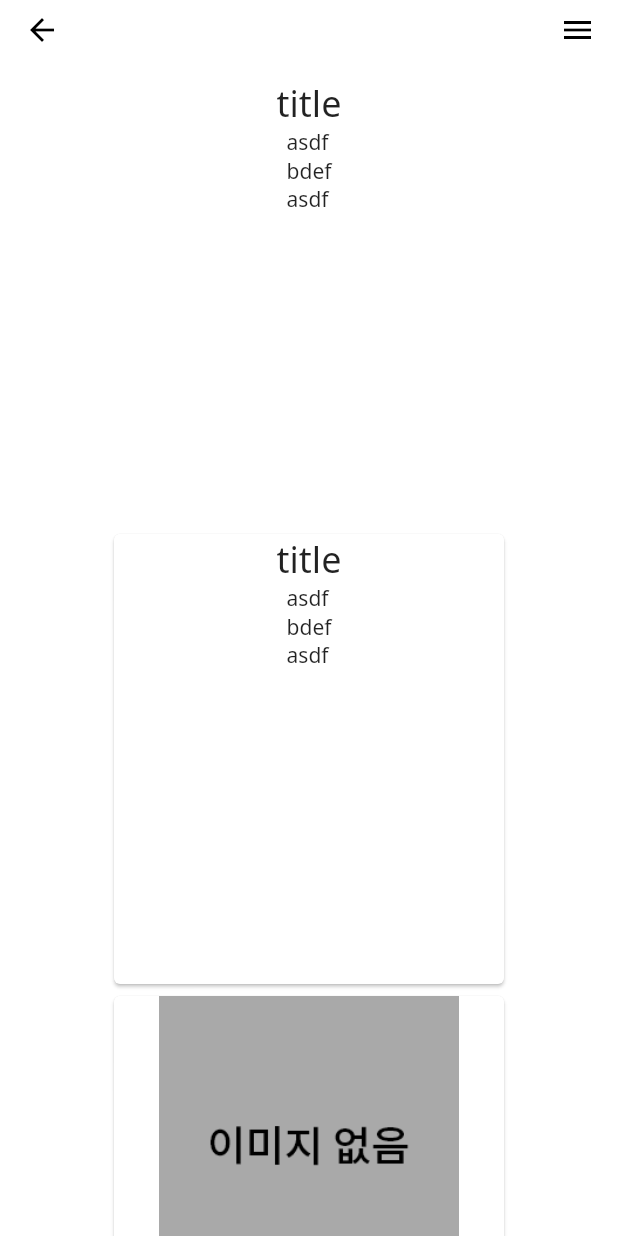
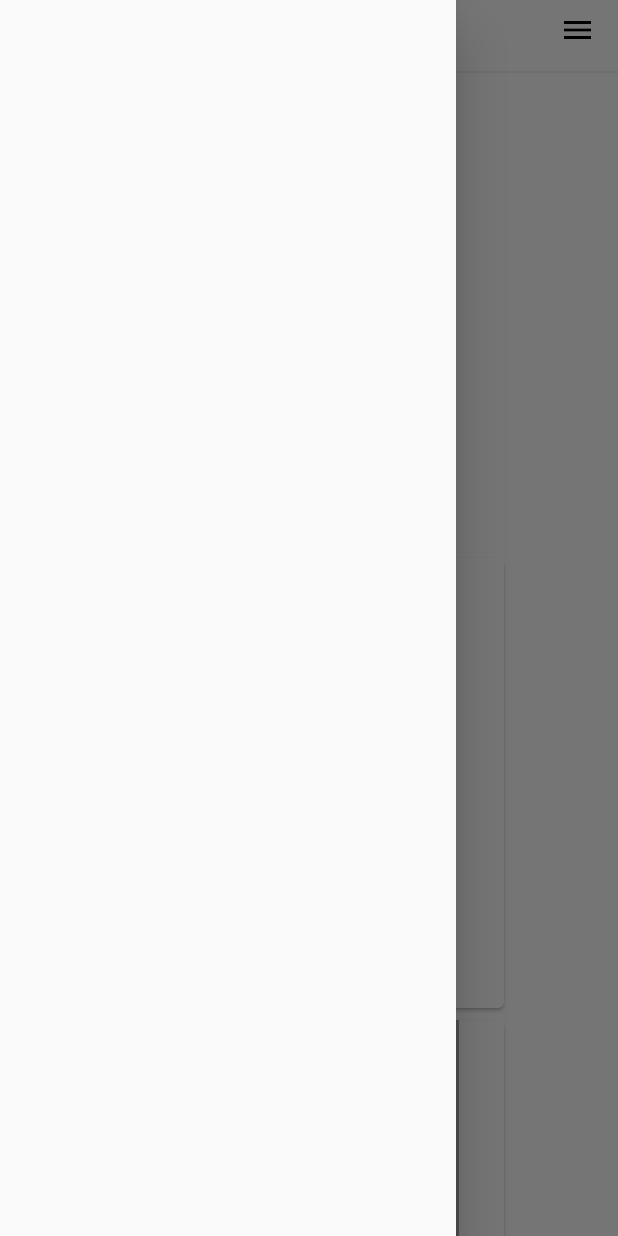
Before and after one commit to n7484443/cyoap_flutter, a Flutter app: the ViewMake screen opened by its route, with the side drawer open (before the commit the screen has no drawer), on a phone screen of 412 x 824 dp. Run offline on Flutter 3.47's test engine with Material 2 defaults, Android fonts, the phone set to English and light mode, and no system bars; drawn by our look-alikes of auto_size_text; our stand-ins replace file_picker, get, google_fonts, permission_handler, shared_preferences, url_launcher_web; missing offline and left inert: shared_preferences_web, zefyrka; accounts and stored records are empty.

Commit message:
-view_choice_grid로 분리

```diff
--- /dev/null
+++ b/lib/view/view_choice_grid.dart
@@ -0,0 +1,41 @@
+import 'package:flutter/material.dart';
+import 'package:get/get.dart';
+import '../viewModel/vm_platform.dart';
+
+class ChoiceSetGrid extends StatelessWidget {
+  const ChoiceSetGrid({Key? key}) : super(key: key);
+
+  @override
+  Widget build(BuildContext context) {
+    final vmPlatform = Get.put(VMPlatform());
+    vmPlatform.updateWidgetList();
+    return GetBuilder<VMPlatform>(
+      builder: (_) => ListView.builder(
+        shrinkWrap: true,
+        itemCount: vmPlatform.widgetList.length,
+        itemBuilder: (BuildContext context, int i) {
+          return Column(
+            children: [
+              Divider(),
+              Padding(
+                padding: const EdgeInsets.only(
+                  top: 12,
+                  bottom: 12,
+                ),
+                child: Wrap(
+                  alignment: WrapAlignment.center,
+                  children: List<Widget>.generate(
+                    vmPlatform.widgetList[i].length,
+                        (int j) {
+                      return vmPlatform.widgetList[i][j];
+                    },
+                  ),
+                ),
+              ),
+            ],
+          );
+        },
+      ),
+    );
+  }
+}
--- a/lib/view/view_editor.dart
+++ b/lib/view/view_editor.dart
@@ -50,12 +50,11 @@ class ViewEditor extends StatelessWidget {
               padding: EdgeInsets.zero,
             ),
           ),
-          VerticalDivider(
+          const VerticalDivider(
             width: 1,
             thickness: 1,
           ),
-          Expanded(
-            child: Scaffold(
+          Scaffold(
             appBar: PreferredSize(
               preferredSize: Size.fromHeight(ConstList.appBarSize),
               child: AppBar(),
@@ -78,7 +77,6 @@ class ViewEditor extends StatelessWidget {
                     },
                   ),
                 ],
-                ),
               ),
             ),
           ),
--- a/lib/view/view_make.dart
+++ b/lib/view/view_make.dart
@@ -1,3 +1,4 @@
+import 'package:cyoap_flutter/view/view_choice_grid.dart';
 import 'package:cyoap_flutter/viewModel/vm_platform.dart';
 import 'package:flutter/material.dart';
 import 'package:get/get.dart';
@@ -9,10 +10,9 @@ class ViewMake extends StatelessWidget {
 
   @override
   Widget build(BuildContext context) {
-    final vmPlatform = Get.put(VMPlatform());
-    vmPlatform.updateWidgetList();
-    return GetBuilder<VMPlatform>(
-      builder: (_) => Scaffold(
+    ScrollController _controllerDrawer = ScrollController();
+    if (ConstList.actualPlatformType == platformType.mobile) {
+      return Scaffold(
         appBar: PreferredSize(
           preferredSize: Size.fromHeight(ConstList.appBarSize),
           child: AppBar(
@@ -24,32 +24,45 @@ class ViewMake extends StatelessWidget {
             ],
           ),
         ),
-        body: CustomScrollView(
-          slivers: <Widget>[
-            SliverList(
-              delegate: SliverChildListDelegate(
-                List<Widget>.generate(vmPlatform.widgetList.length, (int i) {
-                  return Padding(
-                    padding: const EdgeInsets.only(
-                      top: 12,
-                      bottom: 12,
-                    ),
-                    child: Wrap(
-                      alignment: WrapAlignment.center,
-                      children: List<Widget>.generate(
-                        vmPlatform.widgetList[i].length,
-                        (int j) {
-                          return vmPlatform.widgetList[i][j];
-                        },
-                      ),
-                    ),
-                  );
-                }),
+        drawer: Drawer(
+          child: ListView(
+            controller: _controllerDrawer,
+            padding: EdgeInsets.zero,
+          ),
+        ),
+        body: ChoiceSetGrid(),
+      );
+    } else {
+      return Row(
+        children: [
+          Drawer(
+            child: ListView(
+              controller: _controllerDrawer,
+              padding: EdgeInsets.zero,
+            ),
+          ),
+          const VerticalDivider(
+            width: 1,
+            thickness: 1,
+          ),
+          Expanded(
+            child: Scaffold(
+              appBar: PreferredSize(
+                preferredSize: Size.fromHeight(ConstList.appBarSize),
+                child: AppBar(
+                  actions: [
+                    Container(
+                      margin: const EdgeInsets.only(right: 15),
+                      child: const Icon(Icons.menu),
+                    )
+                  ],
+                ),
               ),
+              body: ChoiceSetGrid(),
             ),
-          ],
-        ),
-      ),
-    );
+          ),
+        ],
+      );
+    }
   }
 }
```
Also changed, not shown: lib/view/view_play.dart (+46 -16 lines), 1 other file. Lines whose indentation alone changed are shown as unchanged.
